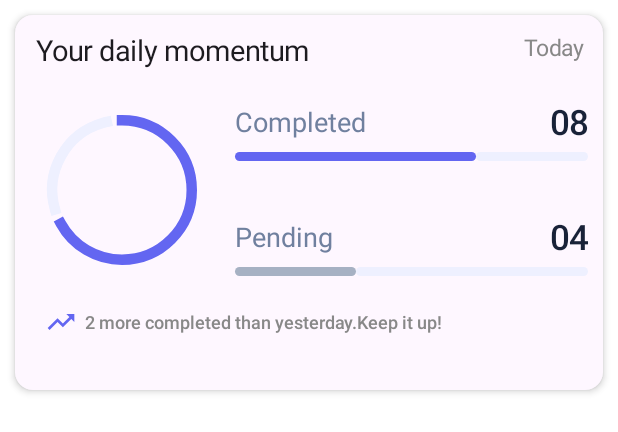
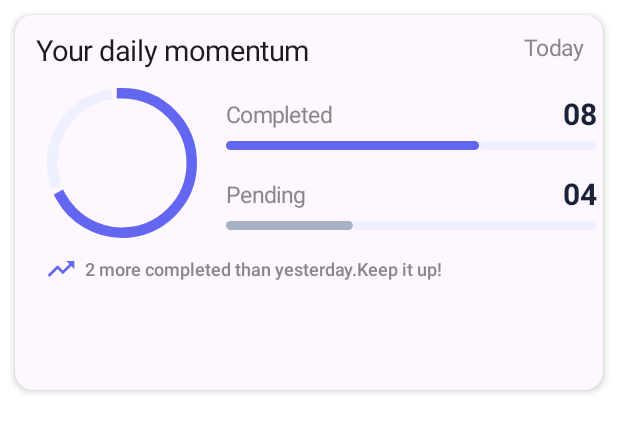
Before and after one commit to Vraj2110/habit_tracker, an Android app built with Jetpack Compose: the @Preview function TaskProgressCard, on a phone screen of 412 x 824 dp. Shown: the top 432 px of the screen. Run offline under Robolectric (Android 15) with nearby library versions, the phone set to English and light mode, and no system bars.

Commit message:
profile logout button done

```diff
--- a/app/src/main/java/com/example/habit_tracker/presentation/Screens/Profile/ProfileDeleteButton.kt
+++ /dev/null
@@ -1,10 +0,0 @@
-package com.example.habit_tracker.presentation.Screens.Profile
-
-import androidx.compose.runtime.Composable
-import androidx.compose.ui.tooling.preview.Preview
-
-@Preview
-@Composable
-fun ProfileDeleteButton() {
-
-}
--- /dev/null
+++ b/app/src/main/java/com/example/habit_tracker/presentation/Screens/Profile/ProfileLogoutButton.kt
@@ -0,0 +1,50 @@
+package com.example.habit_tracker.presentation.Screens.Profile
+
+import androidx.compose.foundation.BorderStroke
+import androidx.compose.foundation.background
+import androidx.compose.foundation.layout.Arrangement
+import androidx.compose.foundation.layout.Row
+import androidx.compose.foundation.layout.fillMaxWidth
+import androidx.compose.foundation.layout.height
+import androidx.compose.foundation.layout.padding
+import androidx.compose.foundation.layout.size
+import androidx.compose.foundation.shape.RoundedCornerShape
+import androidx.compose.material.icons.Icons
+import androidx.compose.material.icons.filled.Logout
+import androidx.compose.material3.Button
+import androidx.compose.material3.Card
+import androidx.compose.material3.CardDefaults
+import androidx.compose.material3.Icon
+import androidx.compose.material3.Text
+import androidx.compose.runtime.Composable
+import androidx.compose.ui.Alignment
+import androidx.compose.ui.Modifier
+import androidx.compose.ui.focus.focusModifier
+import androidx.compose.ui.graphics.Color
+import androidx.compose.ui.text.font.FontWeight
+import androidx.compose.ui.tooling.preview.Preview
+import androidx.compose.ui.unit.dp
+import androidx.compose.ui.unit.sp
+
+@Preview
+@Composable
+fun ProfileLogoutButton() {
+
+    Card(
+        modifier = Modifier.fillMaxWidth().height(60.dp), shape = RoundedCornerShape(24.dp),
+        colors = CardDefaults.cardColors(containerColor = Color.White),
+        border = BorderStroke(1.dp, Color(0xFFE2E8F0))
+    ) {
+
+        Row(modifier = Modifier.fillMaxWidth(), horizontalArrangement = Arrangement.Center, verticalAlignment = Alignment.CenterVertically) {
+
+            Icon(imageVector = Icons.Default.Logout, modifier = Modifier.size(26.dp),
+                contentDescription = "Logout", tint = Color(0xFFC04258))
+
+            Text("Logout", modifier = Modifier.padding(10.dp),
+                fontSize = 26.sp, color = Color(0xFFC04258), fontWeight = FontWeight.W400)
+
+
+        }
+    }
+}
--- a/app/src/main/java/com/example/habit_tracker/presentation/Screens/Profile/ProfileScreen.kt
+++ b/app/src/main/java/com/example/habit_tracker/presentation/Screens/Profile/ProfileScreen.kt
@@ -10,6 +10,7 @@ import androidx.compose.material3.Scaffold
 import androidx.compose.material3.Text
 import androidx.compose.runtime.Composable
 import androidx.compose.ui.Modifier
+import androidx.compose.ui.unit.dp
 import androidx.navigation.NavController
 import com.example.habit_tracker.presentation.UiComponent.MyBottomNavBar
 import com.example.habit_tracker.presentation.naviagtion.Routes
@@ -38,11 +39,14 @@ fun ProfileScreen(
                     darkTheme = darkTheme   ,
                     onThemeToggle = onThemeToggle
                 )
-                Text("App Preferences")
+                Text("App Preferences"
+                , modifier = Modifier.padding(start = 20.dp))
                 ProfileAppPreferencesToggleCard()
 
-                Text("Notification")
+                Text("Notification", modifier = Modifier.padding(start = 20.dp))
                 ProfileNotificationCard()
+
+                ProfileLogoutButton()
 
             }
         }
--- a/app/src/main/java/com/example/habit_tracker/presentation/Screens/Tasks/Completedprogress.kt
+++ b/app/src/main/java/com/example/habit_tracker/presentation/Screens/Tasks/Completedprogress.kt
@@ -15,38 +15,33 @@ import androidx.compose.ui.Modifier
 import androidx.compose.ui.graphics.Color
 import androidx.compose.ui.graphics.StrokeCap
 import androidx.compose.ui.text.font.FontWeight
-import androidx.compose.ui.tooling.preview.Preview
 import androidx.compose.ui.unit.dp
 import androidx.compose.ui.unit.sp
 import com.example.habit_tracker.ui.theme.Appdefault
 
-
-@Preview
 @Composable
-fun Completedprogress() {
-
+fun Completedprogress(darkTheme: Boolean = false) {
     Column(
-        modifier = Modifier.fillMaxWidth()
-            .padding(10.dp)
+        modifier = Modifier
+            .fillMaxWidth()
+            .padding(horizontal = 4.dp)
     ) {
-
-        Row (
+        Row(
             modifier = Modifier.fillMaxWidth(),
             horizontalArrangement = Arrangement.SpaceBetween,
             verticalAlignment = Alignment.CenterVertically
         ) {
-
             Text(
                 text = "Completed",
-                fontSize = 18.sp,
-                color = Color(0xFF70809F)
+                fontSize = 15.sp,
+                color = Color.Gray
             )
 
             Text(
                 text = "08",
-                fontSize = 23.sp,
-                fontWeight = FontWeight.SemiBold,
-                color = Color(0xFF192238)
+                fontSize = 20.sp,
+                fontWeight = FontWeight.Bold,
+                color = if (darkTheme) Color.White else Color(0xFF192238)
             )
         }
 
@@ -58,7 +53,7 @@ fun Completedprogress() {
                 .fillMaxWidth()
                 .height(6.dp),
             color = Appdefault,
-            trackColor = Color(0xFFEEF0FF),
+            trackColor = if (darkTheme) Color(0xFF2A2F3D) else Color(0xFFEEF0FF),
             strokeCap = StrokeCap.Round,
             drawStopIndicator = {},
             gapSize = 0.dp
--- a/app/src/main/java/com/example/habit_tracker/presentation/Screens/Tasks/PendingProgress.kt
+++ b/app/src/main/java/com/example/habit_tracker/presentation/Screens/Tasks/PendingProgress.kt
@@ -15,38 +15,32 @@ import androidx.compose.ui.Modifier
 import androidx.compose.ui.graphics.Color
 import androidx.compose.ui.graphics.StrokeCap
 import androidx.compose.ui.text.font.FontWeight
-import androidx.compose.ui.tooling.preview.Preview
 import androidx.compose.ui.unit.dp
 import androidx.compose.ui.unit.sp
 
-
-@Preview
 @Composable
-fun PendingProgress() {
-
-    Column (
-        modifier = Modifier.fillMaxWidth()
-            .padding(10.dp)
+fun PendingProgress(darkTheme: Boolean = false) {
+    Column(
+        modifier = Modifier
+            .fillMaxWidth()
+            .padding(horizontal = 4.dp)
     ) {
-
-        Row (
+        Row(
             modifier = Modifier.fillMaxWidth(),
             horizontalArrangement = Arrangement.SpaceBetween,
             verticalAlignment = Alignment.CenterVertically
         ) {
-
             Text(
                 text = "Pending",
-                fontSize = 18.sp,
-                color = Color(0xFF70809F)
+                fontSize = 15.sp,
+                color = Color.Gray
             )
-
 
             Text(
                 text = "04",
-                fontSize = 23.sp,
-                fontWeight = FontWeight.SemiBold,
-                color = Color(0xFF192238)
+                fontSize = 20.sp,
+                fontWeight = FontWeight.Bold,
+                color = if (darkTheme) Color.White else Color(0xFF192238)
             )
         }
 
@@ -58,7 +52,7 @@ fun PendingProgress() {
                 .fillMaxWidth()
                 .height(6.dp),
             color = Color(0xFFA6B1C3),
-            trackColor = Color(0xFFEEF0FF),
+            trackColor = if (darkTheme) Color(0xFF2A2F3D) else Color(0xFFEEF0FF),
             strokeCap = StrokeCap.Round,
             drawStopIndicator = {},
             gapSize = 0.dp
```
